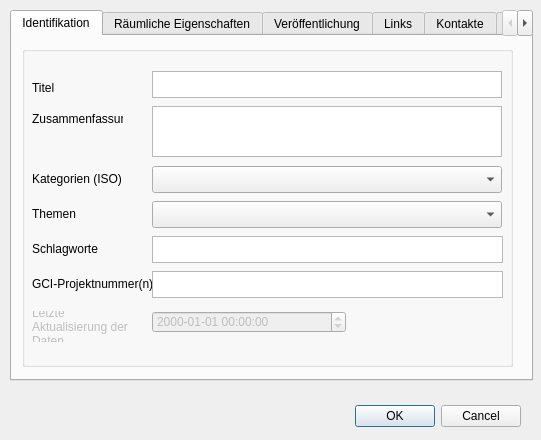
The window that pg_metadata/resources/ui/edit_metadata_dialog.ui (effjot/qgis-pgmetadata-plugin) describes before a commit, drawn with Qt 5.
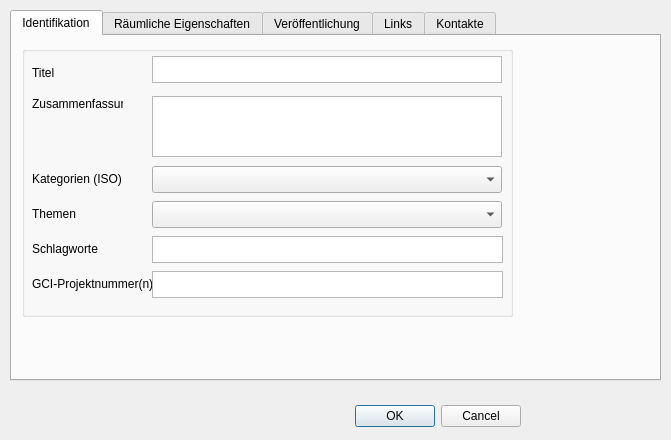
The same window after the commit. Custom widgets are drawn as their Qt base class.

Commit message: Edit dialog: clean up layout

Patch:
```diff
--- a/pg_metadata/resources/ui/edit_metadata_dialog.ui
+++ b/pg_metadata/resources/ui/edit_metadata_dialog.ui
@@ -6,7 +6,7 @@
    <rect>
     <x>0</x>
     <y>0</y>
-    <width>541</width>
+    <width>671</width>
     <height>440</height>
    </rect>
   </property>
@@ -34,7 +34,7 @@
     <rect>
      <x>10</x>
      <y>10</y>
-     <width>523</width>
+     <width>651</width>
      <height>371</height>
     </rect>
    </property>
@@ -51,7 +51,7 @@
        <x>10</x>
        <y>10</y>
        <width>491</width>
-       <height>321</height>
+       <height>271</height>
       </rect>
      </property>
      <property name="title">
@@ -77,7 +77,7 @@
       <property name="geometry">
        <rect>
         <x>10</x>
-        <y>65</y>
+        <y>50</y>
         <width>91</width>
         <height>16</height>
        </rect>
@@ -103,7 +103,7 @@
       <property name="geometry">
        <rect>
         <x>130</x>
-        <y>25</y>
+        <y>10</y>
         <width>350</width>
         <height>27</height>
        </rect>
@@ -148,7 +148,7 @@
       <property name="geometry">
        <rect>
         <x>10</x>
-        <y>35</y>
+        <y>20</y>
         <width>47</width>
         <height>13</height>
        </rect>
@@ -206,9 +206,9 @@
       <property name="geometry">
        <rect>
         <x>130</x>
-        <y>60</y>
+        <y>50</y>
         <width>350</width>
-        <height>51</height>
+        <height>61</height>
        </rect>
       </property>
       <property name="horizontalScrollBarPolicy">
@@ -231,41 +231,6 @@
        <string/>
       </property>
      </widget>
-     <widget class="QLabel" name="label_9">
-      <property name="enabled">
-       <bool>false</bool>
-      </property>
-      <property name="geometry">
-       <rect>
-        <x>10</x>
-        <y>265</y>
-        <width>101</width>
-        <height>31</height>
-       </rect>
-      </property>
-      <property name="text">
-       <string>Letzte Aktualisierung der Daten</string>
-      </property>
-      <property name="wordWrap">
-       <bool>true</bool>
-      </property>
-     </widget>
-     <widget class="QDateTimeEdit" name="dateTimeEdit">
-      <property name="enabled">
-       <bool>false</bool>
-      </property>
-      <property name="geometry">
-       <rect>
-        <x>130</x>
-        <y>265</y>
-        <width>194</width>
-        <height>22</height>
-       </rect>
-      </property>
-      <property name="displayFormat">
-       <string>yyyy-MM-dd HH:mm:ss</string>
-      </property>
-     </widget>
     </widget>
    </widget>
    <widget class="QWidget" name="spatial_properties">
@@ -641,11 +606,6 @@
      <string>Kontakte</string>
     </attribute>
    </widget>
-   <widget class="QWidget" name="metadata">
-    <attribute name="title">
-     <string>Metadaten</string>
-    </attribute>
-   </widget>
   </widget>
  </widget>
  <customwidgets>
```
Left out of the diff: 49 changed lines with no effect on the pictures.
